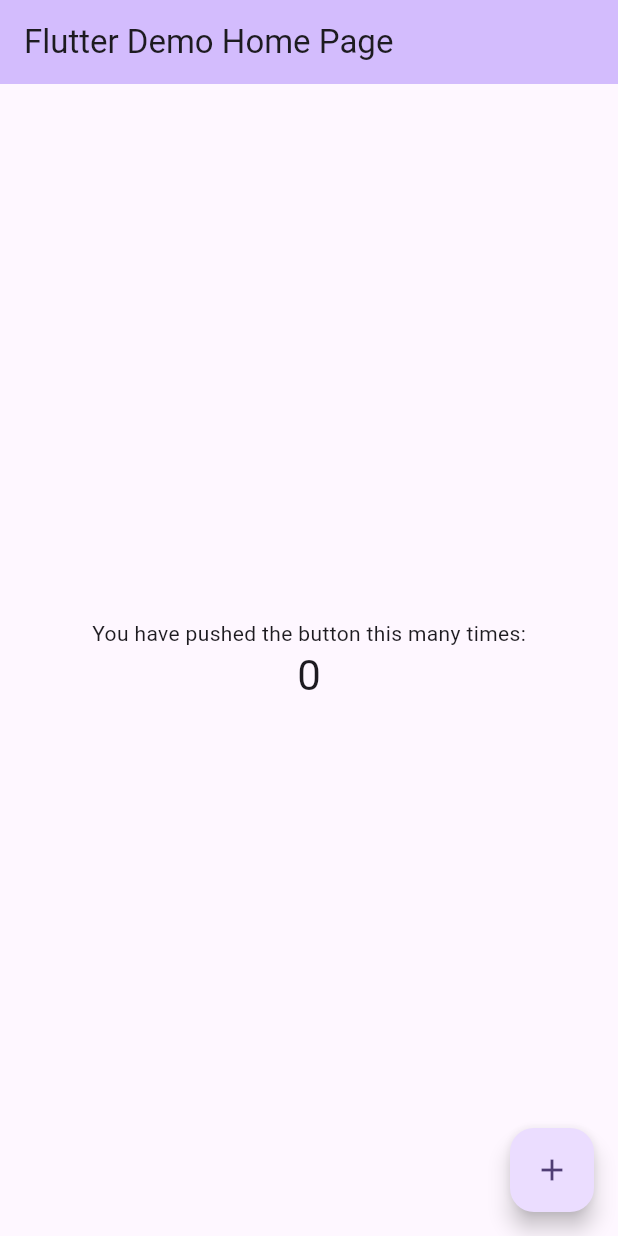
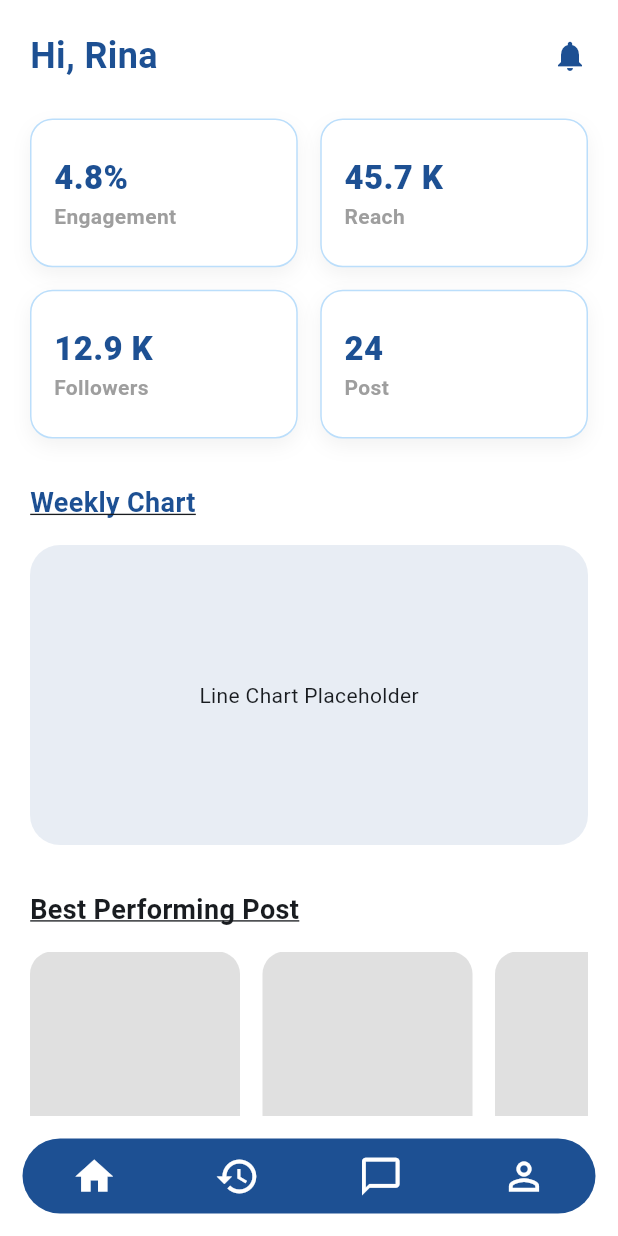
Before and after one commit to grace247r/MobileApp_Sociasync, a Flutter app: the screen it shows after launch, on a phone screen of 412 x 824 dp. Run offline on Flutter 3.47's test engine with Material 3 defaults, Android fonts, the phone set to English and light mode, and no system bars.

Commit message:
add dashboard structure and layout

```diff
--- a/frontend/sociasync_app/lib/main.dart
+++ b/frontend/sociasync_app/lib/main.dart
@@ -1,4 +1,5 @@
 import 'package:flutter/material.dart';
+import 'package:sociasync_app/screens/dashboard_page.dart';
 
 void main() {
   runApp(const MyApp());
@@ -7,116 +8,19 @@ void main() {
 class MyApp extends StatelessWidget {
   const MyApp({super.key});
 
-  // This widget is the root of your application.
   @override
   Widget build(BuildContext context) {
     return MaterialApp(
       title: 'Flutter Demo',
+      debugShowCheckedModeBanner: false, // Menghilangkan baris debug di pojok kanan
       theme: ThemeData(
-        // This is the theme of your application.
-        //
-        // TRY THIS: Try running your application with "flutter run". You'll see
-        // the application has a purple toolbar. Then, without quitting the app,
-        // try changing the seedColor in the colorScheme below to Colors.green
-        // and then invoke "hot reload" (save your changes or press the "hot
-        // reload" button in a Flutter-supported IDE, or press "r" if you used
-        // the command line to start the app).
-        //
-        // Notice that the counter didn't reset back to zero; the application
-        // state is not lost during the reload. To reset the state, use hot
-        // restart instead.
-        //
-        // This works for code too, not just values: Most code changes can be
-        // tested with just a hot reload.
-        colorScheme: .fromSeed(seedColor: Colors.deepPurple),
+        // Mengatur font Roboto dan warna dasar
+        fontFamily: 'Roboto',
+        colorScheme: ColorScheme.fromSeed(seedColor: const Color(0xFF1D5093)),
+        useMaterial3: true,
       ),
-      home: const MyHomePage(title: 'Flutter Demo Home Page'),
+      // UBAH BAGIAN INI:
+      home: const DashboardPage(),
     );
   }
 }
-
-class MyHomePage extends StatefulWidget {
-  const MyHomePage({super.key, required this.title});
-
-  // This widget is the home page of your application. It is stateful, meaning
-  // that it has a State object (defined below) that contains fields that affect
-  // how it looks.
-
-  // This class is the configuration for the state. It holds the values (in this
-  // case the title) provided by the parent (in this case the App widget) and
-  // used by the build method of the State. Fields in a Widget subclass are
-  // always marked "final".
-
-  final String title;
-
-  @override
-  State<MyHomePage> createState() => _MyHomePageState();
-}
-
-class _MyHomePageState extends State<MyHomePage> {
-  int _counter = 0;
-
-  void _incrementCounter() {
-    setState(() {
-      // This call to setState tells the Flutter framework that something has
-      // changed in this State, which causes it to rerun the build method below
-      // so that the display can reflect the updated values. If we changed
-      // _counter without calling setState(), then the build method would not be
-      // called again, and so nothing would appear to happen.
-      _counter++;
-    });
-  }
-
-  @override
-  Widget build(BuildContext context) {
-    // This method is rerun every time setState is called, for instance as done
-    // by the _incrementCounter method above.
-    //
-    // The Flutter framework has been optimized to make rerunning build methods
-    // fast, so that you can just rebuild anything that needs updating rather
-    // than having to individually change instances of widgets.
-    return Scaffold(
-      appBar: AppBar(
-        // TRY THIS: Try changing the color here to a specific color (to
-        // Colors.amber, perhaps?) and trigger a hot reload to see the AppBar
-        // change color while the other colors stay the same.
-        backgroundColor: Theme.of(context).colorScheme.inversePrimary,
-        // Here we take the value from the MyHomePage object that was created by
-        // the App.build method, and use it to set our appbar title.
-        title: Text(widget.title),
-      ),
-      body: Center(
-        // Center is a layout widget. It takes a single child and positions it
-        // in the middle of the parent.
-        child: Column(
-          // Column is also a layout widget. It takes a list of children and
-          // arranges them vertically. By default, it sizes itself to fit its
-          // children horizontally, and tries to be as tall as its parent.
-          //
-          // Column has various properties to control how it sizes itself and
-          // how it positions its children. Here we use mainAxisAlignment to
-          // center the children vertically; the main axis here is the vertical
-          // axis because Columns are vertical (the cross axis would be
-          // horizontal).
-          //
-          // TRY THIS: Invoke "debug painting" (choose the "Toggle Debug Paint"
-          // action in the IDE, or press "p" in the console), to see the
-          // wireframe for each widget.
-          mainAxisAlignment: .center,
-          children: [
-            const Text('You have pushed the button this many times:'),
-            Text(
-              '$_counter',
-              style: Theme.of(context).textTheme.headlineMedium,
-            ),
-          ],
-        ),
-      ),
-      floatingActionButton: FloatingActionButton(
-        onPressed: _incrementCounter,
-        tooltip: 'Increment',
-        child: const Icon(Icons.add),
-      ),
-    );
-  }
-}
--- /dev/null
+++ b/frontend/sociasync_app/lib/screens/dashboard_page.dart
@@ -0,0 +1,214 @@
+import 'package:flutter/material.dart';
+
+void main() {
+  runApp(const MyApp());
+}
+
+class MyApp extends StatelessWidget {
+  const MyApp({super.key});
+
+  @override
+  Widget build(BuildContext context) {
+    return MaterialApp(
+      debugShowCheckedModeBanner: false,
+      theme: ThemeData(
+        fontFamily: 'Roboto', // Menggunakan font Roboto
+        primaryColor: const Color(0xFF1D5093),
+      ),
+      home: const DashboardPage(),
+    );
+  }
+}
+
+class DashboardPage extends StatelessWidget {
+  const DashboardPage({super.key});
+
+  final Color primaryBlue = const Color(0xFF1D5093);
+
+  @override
+  Widget build(BuildContext context) {
+    return Scaffold(
+      backgroundColor: Colors.white,
+      body: SafeArea(
+        child: SingleChildScrollView(
+          padding: const EdgeInsets.all(20.0),
+          child: Column(
+            crossAxisAlignment: CrossAxisAlignment.start,
+            children: [
+              // Header Section
+              Row(
+                mainAxisAlignment: MainAxisAlignment.spaceBetween,
+                children: [
+                  Text(
+                    'Hi, Rina',
+                    style: TextStyle(
+                      fontSize: 24,
+                      fontWeight: FontWeight.bold,
+                      color: primaryBlue,
+                    ),
+                  ),
+                  Icon(Icons.notifications, color: primaryBlue),
+                ],
+              ),
+              const SizedBox(height: 25),
+
+              // Stats Grid
+              GridView.count(
+                shrinkWrap: true,
+                physics: const NeverScrollableScrollPhysics(),
+                crossAxisCount: 2,
+                crossAxisSpacing: 15,
+                mainAxisSpacing: 15,
+                childAspectRatio: 1.8,
+                children: [
+                  _buildStatCard('4.8%', 'Engagement'),
+                  _buildStatCard('45.7 K', 'Reach'),
+                  _buildStatCard('12.9 K', 'Followers'),
+                  _buildStatCard('24', 'Post'),
+                ],
+              ),
+              const SizedBox(height: 30),
+
+              // Weekly Chart Placeholder
+              Text(
+                'Weekly Chart',
+                style: TextStyle(
+                  fontSize: 18,
+                  fontWeight: FontWeight.bold,
+                  color: primaryBlue,
+                  decoration: TextDecoration.underline,
+                ),
+              ),
+              const SizedBox(height: 15),
+              Container(
+                height: 200,
+                width: double.infinity,
+                decoration: BoxDecoration(
+                  color: primaryBlue.withOpacity(0.1),
+                  borderRadius: BorderRadius.circular(20),
+                ),
+                child: const Center(child: Text("Line Chart Placeholder")),
+              ),
+              const SizedBox(height: 30),
+
+              // Best Performing Post
+              const Text(
+                'Best Performing Post',
+                style: TextStyle(
+                  fontSize: 18,
+                  fontWeight: FontWeight.bold,
+                  decoration: TextDecoration.underline,
+                ),
+              ),
+              const SizedBox(height: 15),
+              SizedBox(
+                height: 200,
+                child: ListView(
+                  scrollDirection: Axis.horizontal,
+                  children: [
+                    _buildPostItem('assets/post1.png'),
+                    _buildPostItem('assets/post2.png'),
+                    _buildPostItem('assets/post3.png'),
+                  ],
+                ),
+              ),
+              const SizedBox(height: 30),
+
+              // Generate Button
+              Center(
+                child: ElevatedButton(
+                  onPressed: () {},
+                  style: ElevatedButton.styleFrom(
+                    backgroundColor: primaryBlue,
+                    padding: const EdgeInsets.symmetric(
+                      horizontal: 50,
+                      vertical: 15,
+                    ),
+                    shape: RoundedRectangleBorder(
+                      borderRadius: BorderRadius.circular(10),
+                    ),
+                  ),
+                  child: const Text(
+                    '+ Generate',
+                    style: TextStyle(color: Colors.white, fontSize: 16),
+                  ),
+                ),
+              ),
+            ],
+          ),
+        ),
+      ),
+
+      // Bottom Navigation Bar
+      bottomNavigationBar: Container(
+        margin: const EdgeInsets.all(15),
+        padding: const EdgeInsets.symmetric(vertical: 10),
+        decoration: BoxDecoration(
+          color: primaryBlue,
+          borderRadius: BorderRadius.circular(40),
+        ),
+        child: Row(
+          mainAxisAlignment: MainAxisAlignment.spaceAround,
+          children: const [
+            Icon(Icons.home, color: Colors.white, size: 30),
+            Icon(Icons.history, color: Colors.white, size: 30),
+            Icon(Icons.chat_bubble_outline, color: Colors.white, size: 30),
+            Icon(Icons.person_outline, color: Colors.white, size: 30),
+          ],
+        ),
+      ),
+    );
+  }
+
+  Widget _buildStatCard(String value, String label) {
+    return Container(
+      padding: const EdgeInsets.all(15),
+      decoration: BoxDecoration(
+        color: Colors.white,
+        borderRadius: BorderRadius.circular(15),
+        border: Border.all(color: Colors.blue.shade100),
+        boxShadow: [
+          BoxShadow(
+            color: Colors.black.withOpacity(0.05),
+            blurRadius: 10,
+            offset: const Offset(0, 5),
+          ),
+        ],
+      ),
+      child: Column(
+        crossAxisAlignment: CrossAxisAlignment.start,
+        mainAxisAlignment: MainAxisAlignment.center,
+        children: [
+          Text(
+            value,
+            style: TextStyle(
+              fontSize: 22,
+              fontWeight: FontWeight.w900,
+              color: primaryBlue,
+            ),
+          ),
+          Text(
+            label,
+            style: const TextStyle(
+              fontSize: 14,
+              color: Colors.grey,
+              fontWeight: FontWeight.bold,
+            ),
+          ),
+        ],
+      ),
+    );
+  }
+
+  Widget _buildPostItem(String imagePath) {
+    return Container(
+      width: 140,
+      margin: const EdgeInsets.only(right: 15),
+      decoration: BoxDecoration(
+        color: Colors.grey.shade300,
+        borderRadius: BorderRadius.circular(15),
+        // image: DecorationImage(image: AssetImage(imagePath), fit: BoxFit.cover),
+      ),
+    );
+  }
+}
```
